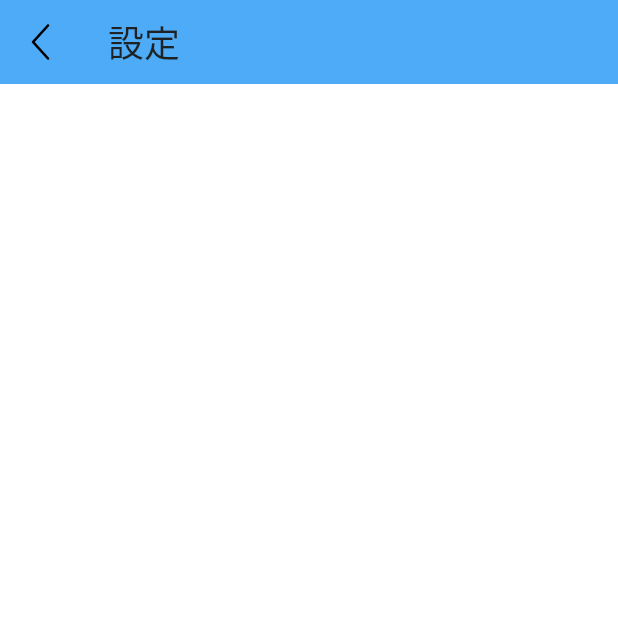
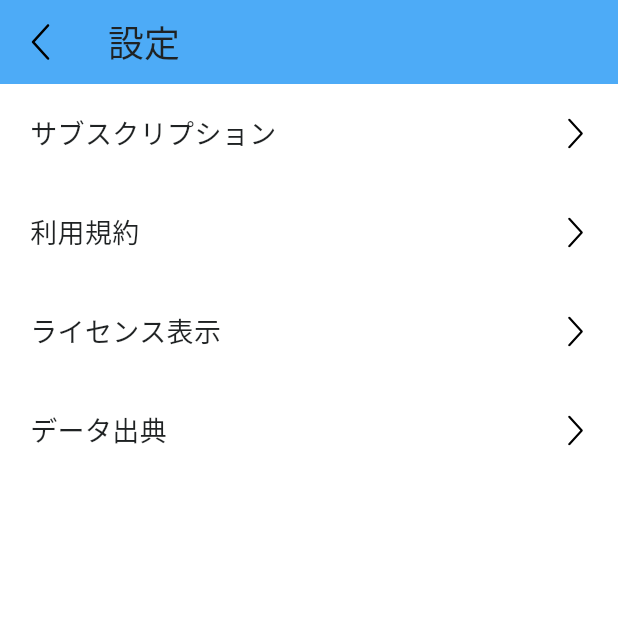
Before and after one commit to sakurabayusuke/UmiSea, a Flutter app: the SettingListScreen screen opened directly, on a phone screen of 412 x 824 dp, the top half of it. Run offline on Flutter 3.47's test engine with Material 3 defaults, Android fonts, the phone set to English and light mode, and no system bars; our stand-ins replace flutter_riverpod, flutter_svg, freezed_annotation, google_fonts, shared_preferences; missing offline and left inert: mapbox_maps_flutter; accounts and stored records are empty; generated files the repository leaves out were written again; Roboto replaces fonts that are missing (Kosugi).

Commit message:
#26 設定画面を追加

```diff
--- /dev/null
+++ b/lib/Component/icon/icon_widget.dart
@@ -0,0 +1,24 @@
+import 'package:flutter/material.dart' as material;
+import 'package:flutter_svg/svg.dart';
+import 'package:umi_sea/Component/icon/icon_size.dart';
+import "package:umi_sea/Component/icon/icon.dart" as atoms;
+
+class Icon extends material.StatelessWidget {
+  final atoms.Icon icon;
+  final IconSize iconSize;
+
+  const Icon({
+    super.key,
+    required this.icon,
+    this.iconSize = IconSize.middle,
+  });
+
+  @override
+  material.Widget build(material.BuildContext context) {
+    return SvgPicture.asset(
+      icon.path,
+      semanticsLabel: icon.toString(),
+      width: iconSize.size,
+    );
+  }
+}
--- a/lib/setting/setting_list_screen.dart
+++ b/lib/setting/setting_list_screen.dart
@@ -1,16 +1,25 @@
 import 'package:flutter/material.dart';
 import 'package:umi_sea/Component/icon/icon_size.dart';
+import 'package:umi_sea/Component/typography/body_typography.dart';
 import 'package:umi_sea/Component/typography/header_typography.dart';
 import 'package:umi_sea/Component/umi_sea_colors.dart';
 import 'package:umi_sea/Component/buttons/icon_button.dart'
     as umi_sea_component;
 import 'package:umi_sea/Component/icon/icon.dart' as umi_sea_icon;
+import 'package:umi_sea/Component/icon/icon_widget.dart' as atom;
 
 class SettingListScreen extends StatelessWidget {
   const SettingListScreen({super.key});
 
   @override
   Widget build(BuildContext context) {
+    final titles = [
+      "サブスクリプション",
+      "利用規約",
+      "ライセンス表示",
+      "データ出典",
+    ];
+
     return Scaffold(
       appBar: AppBar(
         leading: umi_sea_component.IconButton(
@@ -24,6 +33,33 @@ class SettingListScreen extends StatelessWidget {
         titleTextStyle:
             HeaderTypography.middle.copyWith(color: UmiSeaColors.gray900),
       ),
+      body: ListView(
+        children: [
+          for (final title in titles) _menuItem(title),
+        ],
+      ),
     );
   }
 }
+
+Widget _menuItem(String title) {
+  return GestureDetector(
+    child: Container(
+      padding: const EdgeInsets.all(20),
+      child: Row(
+        children: [
+          Expanded(
+            child: Text(
+              title,
+              style: BodyTypography.extraLarge,
+            ),
+          ),
+          const atom.Icon(
+            icon: umi_sea_icon.Icon.go,
+            iconSize: IconSize.small,
+          )
+        ],
+      ),
+    ),
+  );
+}
```
